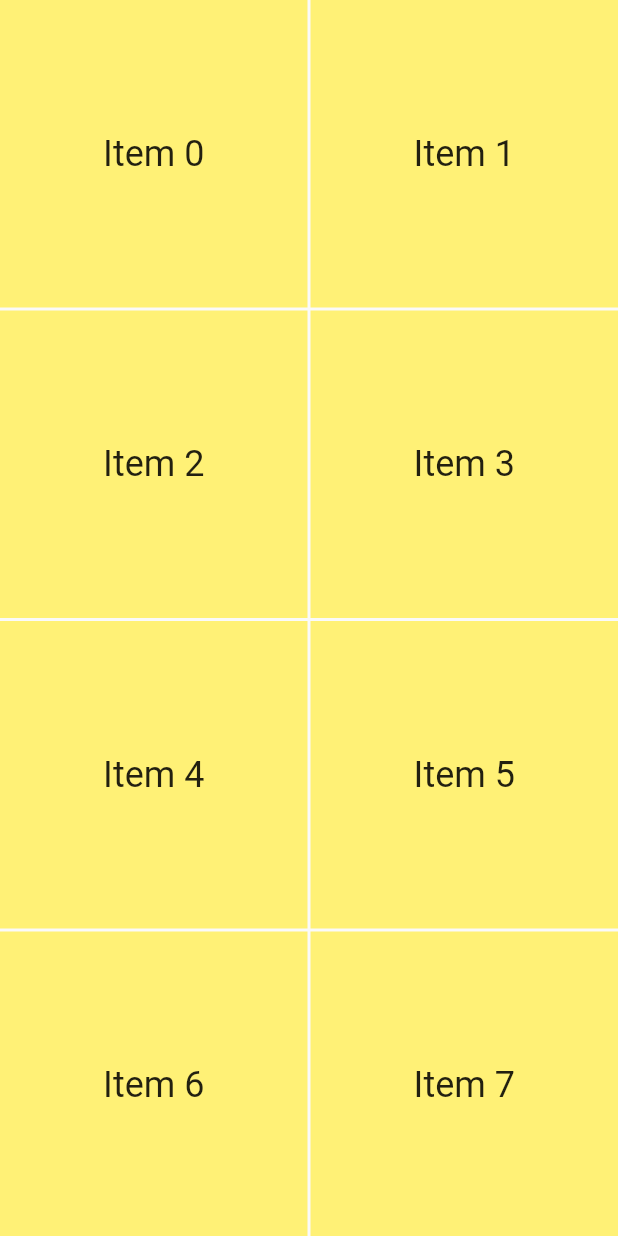
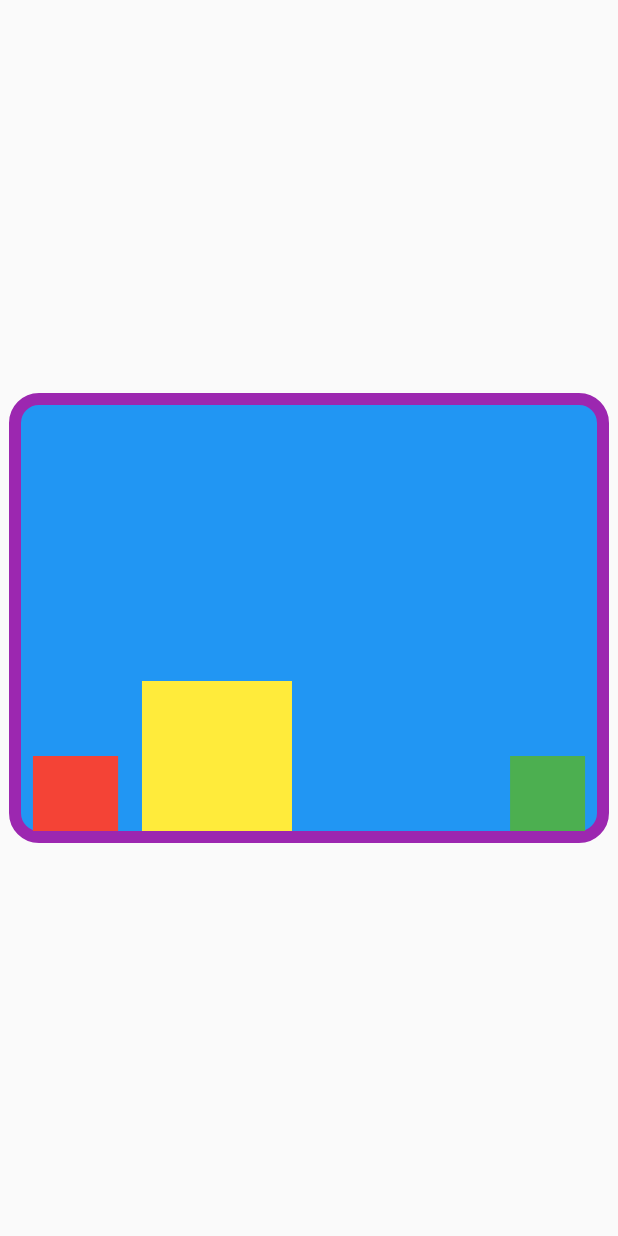
Before and after one commit to HEY-BLOOD/first_flutter_app, a Flutter app: the screen it shows after launch, on a phone screen of 412 x 824 dp. Run offline on Flutter 3.47's test engine with Material 2 defaults, Android fonts, the phone set to English and light mode, and no system bars.

Commit message:
Layout Widget, Row, Column, Expanded, Flexible etc

```diff
--- a/lib/main.dart
+++ b/lib/main.dart
@@ -2,6 +2,14 @@ import 'package:flutter/material.dart';
 
 void main() {
   runApp(MyApp());
+}
+
+Widget _colorBox({required Color color}) {
+  return Container(
+    width: 50,
+    height: 50,
+    decoration: BoxDecoration(color: color),
+  );
 }
 
 class MyApp extends StatelessWidget {
@@ -19,17 +27,60 @@ class MyApp extends StatelessWidget {
             // margin: EdgeInsets.all(16),
             // padding: EdgeInsets.all(16),
             // transform: Matrix4.translationValues(100, -100, 0),
-            // height: 600,
-            // width: 300,
+            height: 300,
+            width: 400,
             // Cannot provide both a color and a decoration To provide both, use "decoration: BoxDecoration(color: color)".
             // color: Colors.blue[400],
-            // decoration: BoxDecoration(
-            //   color: Colors.purple,
-            //   border: Border.all(color: Colors.green, width: 2),
-            //   borderRadius: BorderRadius.all(Radius.circular(150)),
-            // ),
+            decoration: BoxDecoration(
+              color: Colors.blue,
+              border: Border.all(color: Colors.purple, width: 8),
+              borderRadius: BorderRadius.all(Radius.circular(20)),
+            ),
 
-            child: SafeArea(
+            child: Row(
+              mainAxisAlignment: MainAxisAlignment.spaceAround,
+              crossAxisAlignment: CrossAxisAlignment.end,
+              children: [
+                Expanded(flex: 1, child: _colorBox(color: Colors.red)),
+                SizedBox(
+                  width: 100,
+                  height: 100,
+                  child: _colorBox(color: Colors.yellow),
+                ),
+                Spacer(flex: 2),
+                Flexible(flex: 2, child: _colorBox(color: Colors.green)),
+                // _colorBox(color: Colors.white),
+              ],
+            ),
+
+            /* child: Column(
+              mainAxisAlignment: MainAxisAlignment.spaceEvenly,
+              crossAxisAlignment: CrossAxisAlignment.start,
+              children: [
+                _colorBox(color: Colors.red),
+                SizedBox(width: 100, child: _colorBox(color: Colors.yellow)),
+                _colorBox(color: Colors.green),
+                // _colorBox(color: Colors.white),
+              ],
+            ), */
+
+            /* child: Row(
+              mainAxisAlignment: MainAxisAlignment.spaceAround,
+              crossAxisAlignment: CrossAxisAlignment.end,
+              children: [
+                _colorBox(color: Colors.red),
+                SizedBox(height: 100, child: _colorBox(color: Colors.yellow)),
+                _colorBox(color: Colors.green),
+                // _colorBox(color: Colors.white),
+              ],
+            ), */
+
+            /* child: Padding(
+              padding: EdgeInsets.all(20),
+              child: Text("Padding"),
+            ), */
+
+            /* child: SafeArea(
               child: GridView.builder(
                   itemCount: 20,
                   gridDelegate: const SliverGridDelegateWithMaxCrossAxisExtent(
@@ -54,7 +105,7 @@ class MyApp extends StatelessWidget {
                       ),
                     );
                   }),
-            ),
+            ), */
 
             /* child: SafeArea(
               child: GridView.count(
```
